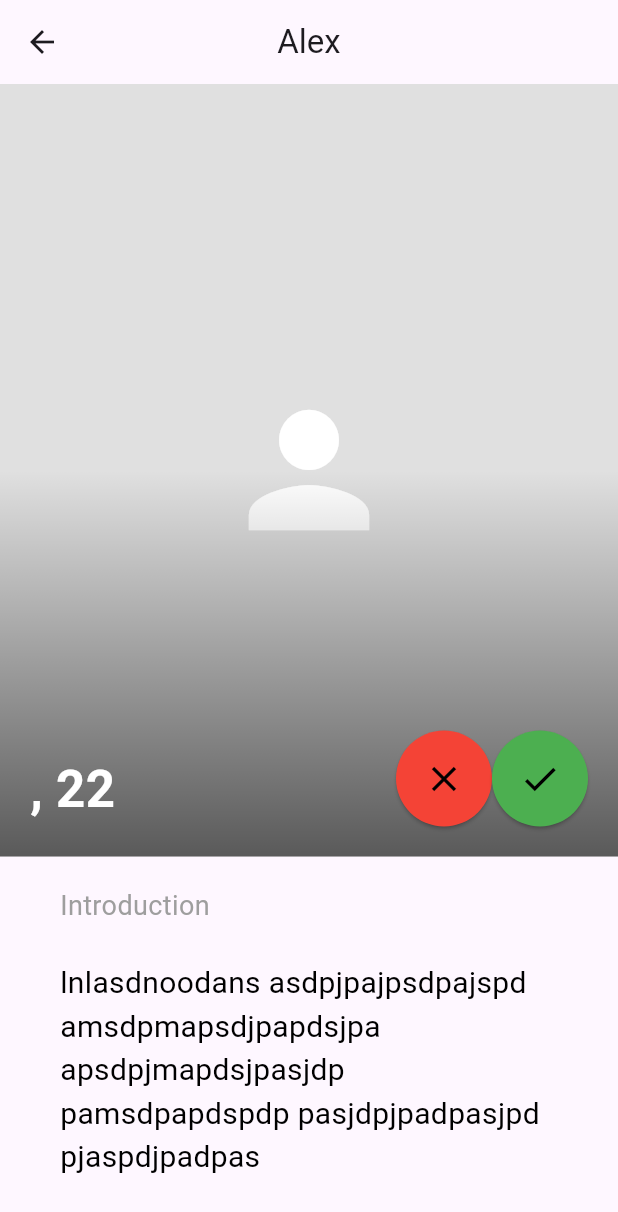
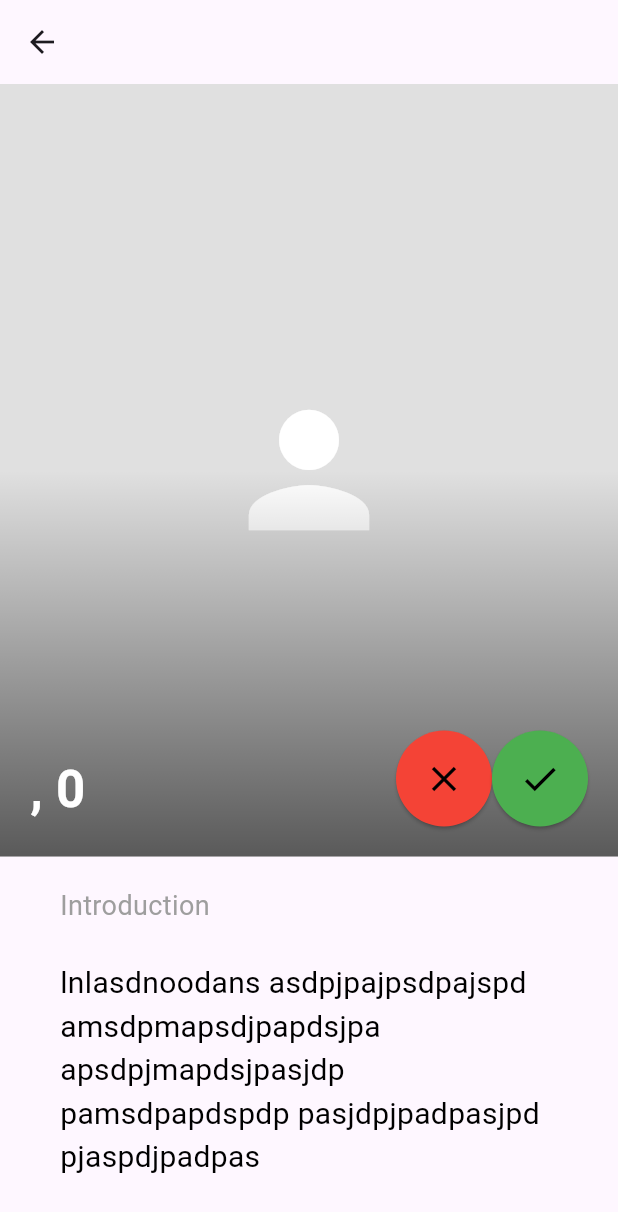
Before and after one commit to alanpbenny/trying_flutter, a Flutter app: the OtherProfileScreen screen opened directly with empty values, on a phone screen of 412 x 824 dp. Shown: the top 1212 px of the screen. Run offline on Flutter 3.47's test engine with Material 3 defaults, Android fonts, the phone set to English and light mode, and no system bars; our stand-ins replace cloud_firestore, firebase_auth, firebase_core, google_sign_in; accounts and stored records are empty.

Commit message:
latest Changes

```diff
--- a/lib/messages_screen.dart
+++ b/lib/messages_screen.dart
@@ -17,6 +17,7 @@ class _MessagesScreenState extends State<MessagesScreen> {
   bool selectionMode = false;
   Set<String> selectedMessages = {};
 
+  /*
    void openFullProfile(String user) async {
     final result = await Navigator.push(
       context,
@@ -33,6 +34,7 @@ class _MessagesScreenState extends State<MessagesScreen> {
       removeMatch(user); // For demo, we just remove "User 1". In real app, pass the actual user.
     }
   }
+  */
 
   void acceptMatch(String user) {
     setState(() {
@@ -121,7 +123,7 @@ class _MessagesScreenState extends State<MessagesScreen> {
                     padding: const EdgeInsets.only(right: 12),
                     child: GestureDetector(
                       onTap: () {
-                       openFullProfile(user);
+                       //openFullProfile(user);
                       },
                       child: Column(
                         mainAxisSize: MainAxisSize.min,
--- a/lib/models/user_model.dart
+++ b/lib/models/user_model.dart
@@ -1,15 +1,29 @@
 class UserModel {
-  String name;
-  String gym;
-  String goal;
-  String frequency;
-  DateTime dob;
+  final String id;
+  final String name;
+  final int age;
+  final String gym;
+  final String goal;
+  final String frequency;
 
   UserModel({
+    required this.id,
     required this.name,
+    required this.age,
     required this.gym,
     required this.goal,
     required this.frequency,
-    required this.dob,
   });
+
+  factory UserModel.fromFirestore(Map<String, dynamic> data, String id) {
+    return UserModel(
+      id: id,
+      name: data['name'] ?? '',
+      age: data['age'] ?? 0,
+      gym: data['gym'] ?? '',
+      goal: data['goal'] ?? '',
+      frequency: data['frequency'] ?? '',
+
+    );
+  }
 }
--- a/lib/otherProfile_scree.dart
+++ b/lib/otherProfile_scree.dart
@@ -1,22 +1,15 @@
 import 'package:flutter/material.dart';
 import '../models/current_user.dart';
+import '../models/user_model.dart';
+class OtherProfileScreen extends StatelessWidget {
+  final UserModel user;
 
-class OtherProfileScreen extends StatelessWidget {
-  final String name = "Alex";
-  final String age = "22";
-  final String gym = "Western Gym";
-  final String goal = "Muscle Gain";
-
-  final String user;
-
-
-  const OtherProfileScreen({super.key, required this.user});
-
+  OtherProfileScreen({super.key, required this.user});
 
   @override
   Widget build(BuildContext context) {
     return Scaffold(
-      appBar: AppBar(title: Text(name), centerTitle: true),
+      appBar: AppBar(title: Text(user.name), centerTitle: true),
       body: SingleChildScrollView(
         child: Column(
           crossAxisAlignment: CrossAxisAlignment.start,
@@ -56,7 +49,7 @@ class OtherProfileScreen extends StatelessWidget {
                     right: 20,
                     bottom: 20,
                     child: Text(
-                      "$user, $age", // replace 22 with real age later
+                      "${user.name}, ${user.age}",
                       style: const TextStyle(
                         color: Colors.white,
                         fontSize: 34,
```
Also changed, not shown: lib/profile_setup_screen.dart (+11 -10 lines), lib/swipe_screen.dart (+54 -10 lines), 1 other file.
